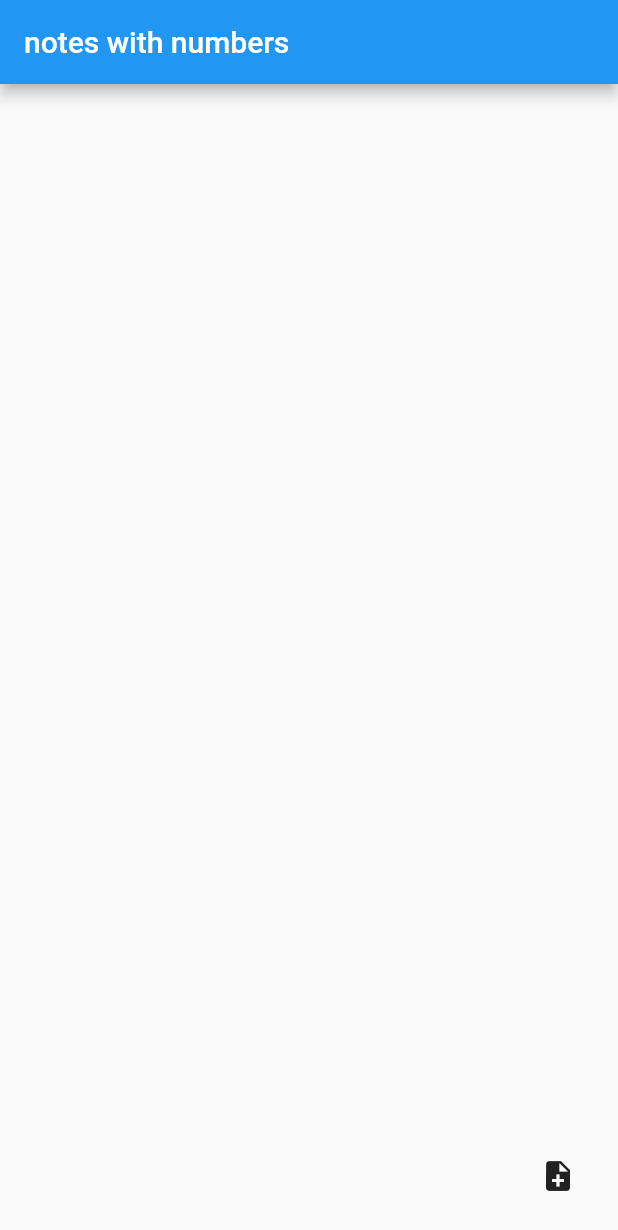
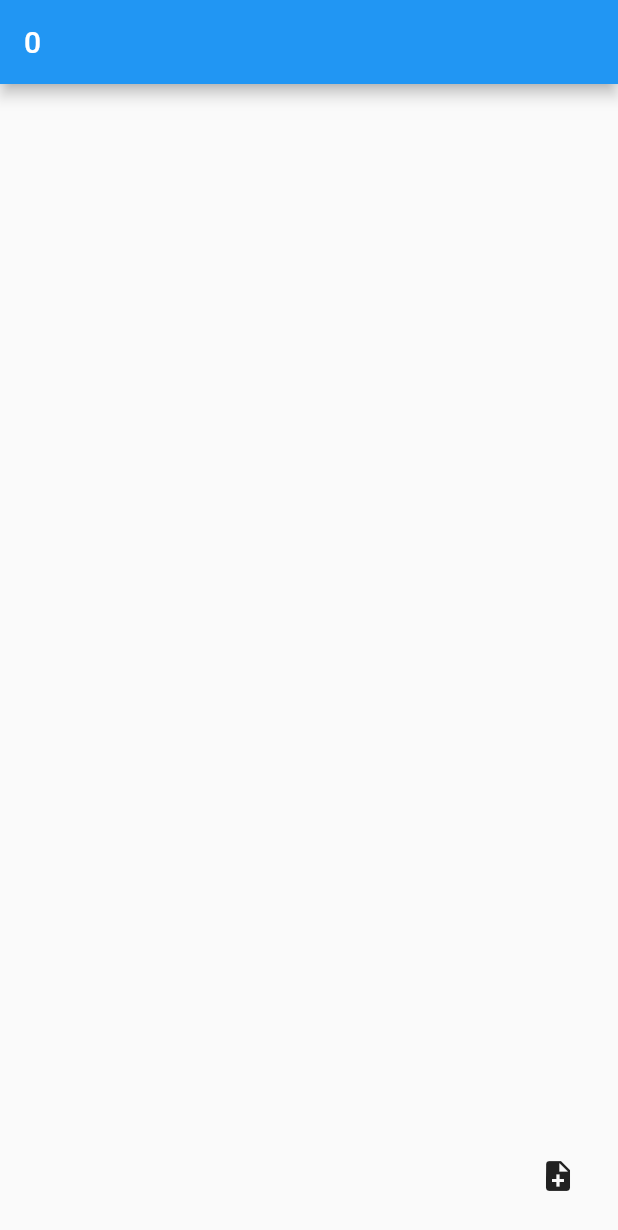
Before and after one commit to not-shoyo/notes-app, a Flutter app: the screen it shows after launch, on a phone screen of 412 x 824 dp. Shown: the top 1230 px of the screen. Run offline on Flutter 3.47's test engine with Material 2 defaults, Android fonts, the light colour scheme and no system bars; missing offline and left inert: simple_text_field.

Commit message:
subtitles output error found

```diff
--- a/lib/main.dart
+++ b/lib/main.dart
@@ -15,6 +15,10 @@ class MyApp extends StatelessWidget {
   Widget build(BuildContext context) {
     WidgetsApp.debugAllowBannerOverride = false;
     return MaterialApp(
+      routes: <String, WidgetBuilder> {
+      '/a': (BuildContext context) => MyNotes(),
+      '/b': (BuildContext context) => AddNotesPage(),
+      },
       title: 'app tab',
       theme: ThemeData(
         primarySwatch: Colors.blue,
--- a/lib/makelist.dart
+++ b/lib/makelist.dart
@@ -1,6 +1,20 @@
 import 'package:flutter/material.dart';
 import 'package:flutter_application_2/mynotes.dart';
-
+/*
+  Not in use rn, copied important part to MyNotes
+  Not in use rn, copied important part to MyNotes
+  Not in use rn, copied important part to MyNotes
+  Not in use rn, copied important part to MyNotes
+  Not in use rn, copied important part to MyNotes
+  Not in use rn, copied important part to MyNotes
+  Not in use rn, copied important part to MyNotes
+  Not in use rn, copied important part to MyNotes
+  Not in use rn, copied important part to MyNotes
+  Not in use rn, copied important part to MyNotes
+  Not in use rn, copied important part to MyNotes
+  Not in use rn, copied important part to MyNotes
+  Not in use rn, copied important part to MyNotes
+*/
 class MakeList extends StatelessWidget {
   const MakeList({ Key? key}) : super(key: key);
 
@@ -11,6 +25,7 @@ class MakeList extends StatelessWidget {
     }
     else{
       return ListView.builder(
+        itemCount: MyNotes.notes.length,
         itemBuilder: (context, i){
           if (i.isOdd){
             return const Divider(thickness: 2.0,);
--- a/lib/model/note.dart
+++ b/lib/model/note.dart
@@ -6,6 +6,7 @@ class Note {
 
   Note(this.noteName){
     noteNumber = ++numberOfNotes;
+    print(noteNumber.toString() + " is created");
   }
 
   void setNoteContent(String content){
--- a/lib/mynotes.dart
+++ b/lib/mynotes.dart
@@ -19,13 +19,26 @@ class _MyNotesState extends State<MyNotes> {
   Widget build(BuildContext context) {
     return Scaffold(
       appBar: AppBar(
-        title: const Text("notes with numbers"),
+        title: Text(MyNotes.notes.length.toString()),
       ),
-      body: MakeList(),
+      body: ListView.builder(
+        itemCount: Note.numberOfNotes * 2,
+        itemBuilder: (context, i) {
+          if (i.isOdd){
+            return const Divider(thickness: 2.0,);
+          }
+          print("creating list tile");
+          return ListTile(
+            leading: Text(MyNotes.notes[i~/2].noteNumber.toString()),
+            title: Text(MyNotes.notes[i~/2].noteName),
+            subtitle: Text(MyNotes.notes[i~/2].noteContent.substring(0, 10) + "..."),
+          );
+        }
+      ),
       floatingActionButton:IconButton(
         tooltip: "Add Note",
         onPressed: () {
-          Navigator.push(context, MaterialPageRoute(builder: (context) => AddNotesPage()));
+          Navigator.pushNamed(context, '/b');
         },
         icon: const Icon(Icons.note_add)
         )
```
Also changed, not shown: lib/addnotespage.dart (+10 -1 lines).
